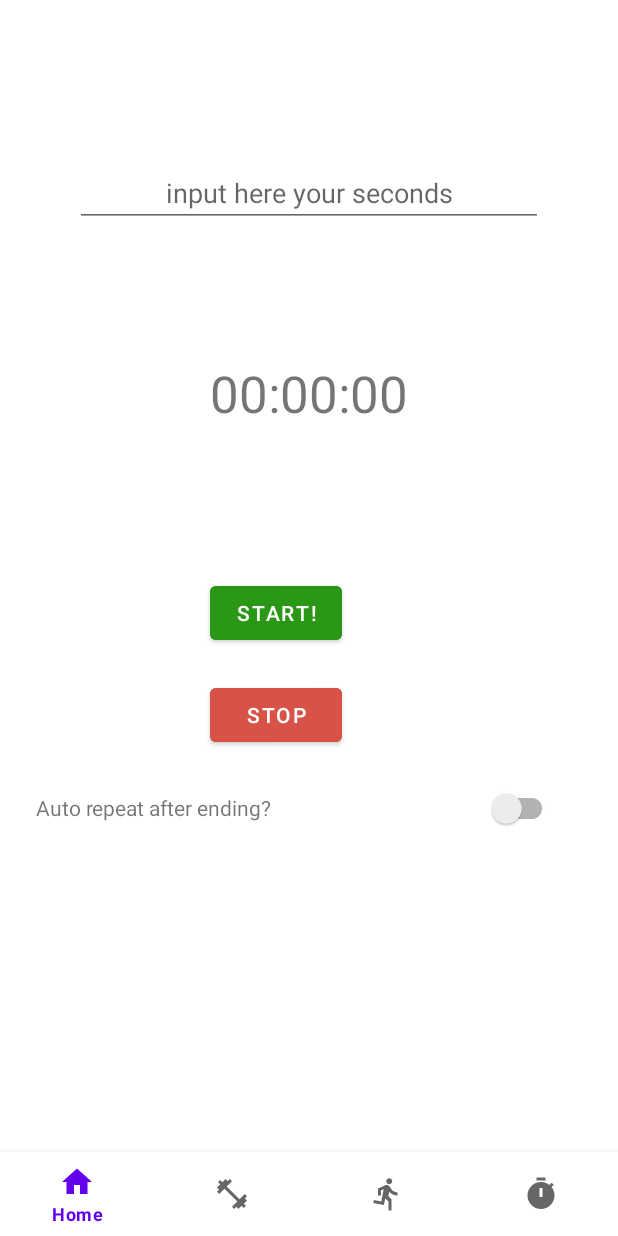
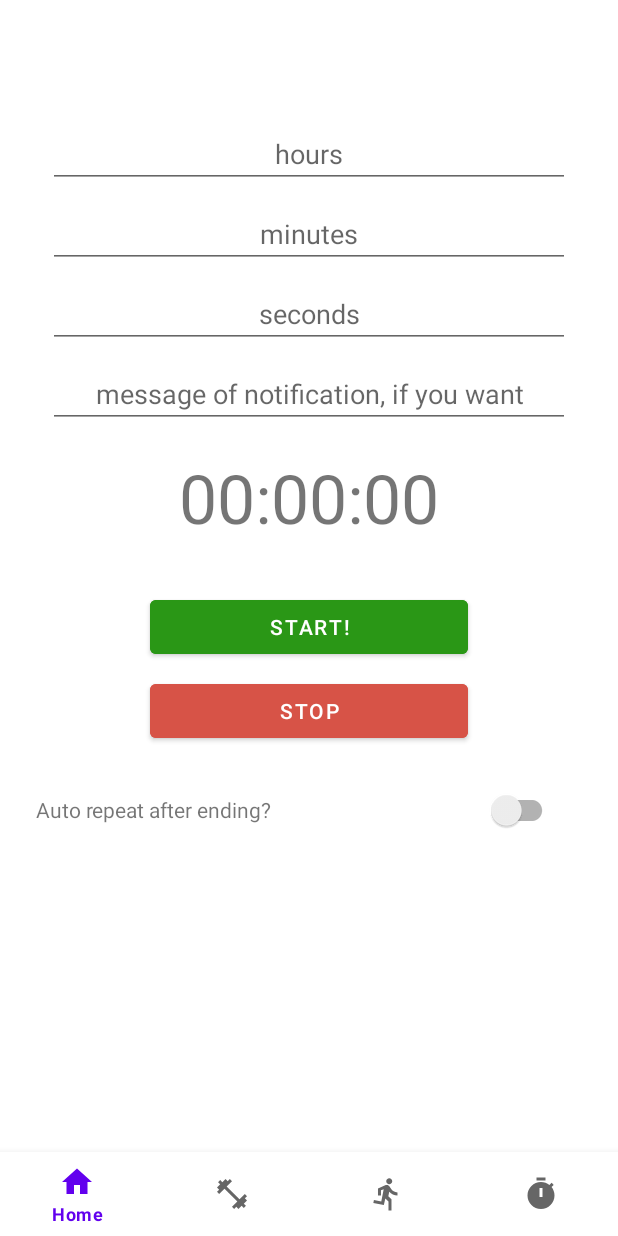
Before and after one commit to Sutemi67/Kotlin_TrainingDiary_app, an Android app: the TimerFragment screen opened through its navigation route, after a tap on "START!", on a phone screen of 412 x 824 dp. Run offline under Robolectric (Android 15) with nearby library versions, the phone set to English and light mode, and no system bars; our stand-ins replace navigation-ui.

Commit message:
timer patch

```diff
--- a/app/src/main/java/apc/appcradle/trainingdiary/ui/timer/TimerFragment.kt
+++ b/app/src/main/java/apc/appcradle/trainingdiary/ui/timer/TimerFragment.kt
@@ -12,6 +12,8 @@ import org.koin.androidx.viewmodel.ext.android.viewModel
 class TimerFragment : Fragment() {
     private lateinit var binding: FragmentTimerBinding
     private val vm by viewModel<TimerViewModel>()
+    private var inputConvert = 0L
+    private var message = ""
 
     override fun onCreateView(
         inflater: LayoutInflater, container: ViewGroup?,
@@ -31,22 +33,40 @@ class TimerFragment : Fragment() {
 
     @SuppressLint("DefaultLocale")
     private fun updateTimerText(time: Long) {
-        val hours = (time / 1000) / 360
-        val minutes = (time / 1000) / 60
-        val seconds = (time / 1000) % 60
+        val hours = time / 3600
+        val minutes = (time % 3600) / 60
+        val seconds = time % 60
         val timeFormatted = String.format("%02d:%02d:%02d", hours, minutes, seconds)
         binding.counter.text = timeFormatted
     }
 
     private fun setOnClickListeners() {
         binding.startButton.setOnClickListener {
-            if (!binding.input.text.isNullOrEmpty()) {
-                vm.startTimer(binding.input.text.toString().toLong())
+            message = if (binding.inputMessage.text.isNullOrEmpty()) {
+                "Timer is ended"
+            } else {
+                binding.inputMessage.text.toString()
+            }
+            inputConvert = 0L
+            if (!binding.inputHours.text.isNullOrEmpty()) {
+                inputConvert += binding.inputHours.text.toString().toLong() * 3600
+            }
+            if (!binding.inputMinutes.text.isNullOrEmpty()) {
+                inputConvert += binding.inputMinutes.text.toString().toLong() * 60
+            }
+            if (!binding.inputSeconds.text.isNullOrEmpty()) {
+                inputConvert += binding.inputSeconds.text.toString().toLong()
+            }
+            if (binding.switcherUnlimitedCounter.isChecked) {
+                vm.startTimer(inputConvert, true, message)
+            } else {
+                vm.startTimer(inputConvert, false, message)
             }
         }
         binding.stopButton.setOnClickListener {
             vm.stopTimer()
         }
+
     }
 
     companion object {
--- a/app/src/main/java/apc/appcradle/trainingdiary/ui/timer/TimerViewModel.kt
+++ b/app/src/main/java/apc/appcradle/trainingdiary/ui/timer/TimerViewModel.kt
@@ -14,24 +14,27 @@ class TimerViewModel(
 ) : ViewModel() {
 
     private var timerJob: Job? = null
-    private var timeLeftInMillis: Long = 0
+    private var timeLeftInSeconds: Long = 0L
 
     private val _timeLeft = MutableLiveData(0L)
     val timeLeft: LiveData<Long> = _timeLeft
 
     private fun sendNotification(text: String) = notification.sendNotification(text)
 
-    fun startTimer(timeLeft: Long) {
+    fun startTimer(timeLeft: Long, switcher: Boolean, message: String) {
         if (timerJob == null || timerJob?.isCancelled == true) {
-            timeLeftInMillis = timeLeft * 1000
+            timeLeftInSeconds = timeLeft
             timerJob = viewModelScope.launch {
-                while (timeLeftInMillis != 0L) {
+                while (timeLeftInSeconds != 0L) {
                     delay(1000L)
-                    timeLeftInMillis -= 1000L
-                    _timeLeft.postValue(timeLeftInMillis)
+                    timeLeftInSeconds--
+                    _timeLeft.postValue(timeLeftInSeconds)
                 }
                 stopTimer()
-                sendNotification("Timer ended")
+                sendNotification(message)
+                if (switcher) {
+                    startTimer(timeLeft, true, message)
+                }
             }
         }
     }
--- a/app/src/main/res/layout/fragment_running.xml
+++ b/app/src/main/res/layout/fragment_running.xml
@@ -17,7 +17,6 @@
         android:textAlignment="center"
         android:textSize="20sp"
         app:layout_constraintEnd_toEndOf="parent"
-        app:layout_constraintHorizontal_bias="0.0"
         app:layout_constraintStart_toStartOf="parent"
         app:layout_constraintTop_toTopOf="parent" />
 
@@ -38,7 +37,7 @@
         android:layout_height="wrap_content"
         android:layout_marginTop="88dp"
         android:backgroundTint="@color/start_green"
-        android:text="begin"
+        android:text="go to run"
         app:layout_constraintEnd_toEndOf="parent"
         app:layout_constraintStart_toStartOf="parent"
         app:layout_constraintTop_toBottomOf="@+id/timer_text" />
@@ -47,7 +46,7 @@
         android:id="@+id/pause"
         android:layout_width="wrap_content"
         android:layout_height="wrap_content"
-        android:layout_marginTop="44dp"
+        android:layout_marginTop="45dp"
         android:backgroundTint="@color/pause_yellow"
         android:text="pause"
         app:layout_constraintEnd_toEndOf="@+id/start"
@@ -58,7 +57,7 @@
         android:id="@+id/end_and_reset"
         android:layout_width="wrap_content"
         android:layout_height="wrap_content"
-        android:layout_marginTop="56dp"
+        android:layout_marginTop="45dp"
         android:backgroundTint="@color/stop_red"
         android:text="end running"
         app:layout_constraintEnd_toEndOf="@+id/pause"
--- a/app/src/main/res/layout/fragment_timer.xml
+++ b/app/src/main/res/layout/fragment_timer.xml
@@ -7,66 +7,123 @@
     tools:context=".ui.timer.TimerFragment">
 
     <EditText
-        android:id="@+id/input"
+        android:id="@+id/inputHours"
         android:layout_width="match_parent"
         android:layout_height="wrap_content"
-        android:layout_margin="50dp"
+        android:layout_marginStart="32dp"
+        android:layout_marginTop="24dp"
+        android:layout_marginEnd="32dp"
         android:autofillHints="input"
+        android:gravity="center"
+        android:hint="hours"
         android:inputType="number"
-        android:hint="input here your seconds"
-        android:gravity="center"
+        app:layout_constraintEnd_toEndOf="parent"
         app:layout_constraintStart_toStartOf="parent"
         app:layout_constraintTop_toTopOf="parent"
+        tools:ignore="LabelFor" />
+
+    <EditText
+        android:id="@+id/inputMinutes"
+        android:layout_width="match_parent"
+        android:layout_height="wrap_content"
+        android:layout_marginStart="32dp"
+        android:layout_marginTop="8dp"
+        android:layout_marginEnd="32dp"
+        android:autofillHints="input"
+        android:gravity="center"
+        android:hint="minutes"
+        android:inputType="number"
+        app:layout_constraintEnd_toEndOf="@+id/inputHours"
+        app:layout_constraintHorizontal_bias="0.0"
+        app:layout_constraintStart_toStartOf="@+id/inputHours"
+        app:layout_constraintTop_toBottomOf="@+id/inputHours"
+        tools:ignore="LabelFor" />
+
+    <EditText
+        android:id="@+id/inputSeconds"
+        android:layout_width="match_parent"
+        android:layout_height="wrap_content"
+        android:layout_marginStart="32dp"
+        android:layout_marginTop="8dp"
+        android:layout_marginEnd="32dp"
+        android:autofillHints="input"
+        android:gravity="center"
+        android:hint="seconds"
+        android:inputType="number"
+        app:layout_constraintEnd_toEndOf="@+id/inputHours"
+        app:layout_constraintHorizontal_bias="0.75"
+        app:layout_constraintStart_toStartOf="@+id/inputHours"
+        app:layout_constraintTop_toBottomOf="@+id/inputMinutes"
+        tools:ignore="LabelFor" />
+
+    <EditText
+        android:id="@+id/inputMessage"
+        android:layout_width="match_parent"
+        android:layout_height="wrap_content"
+        android:layout_marginStart="32dp"
+        android:layout_marginTop="8dp"
+        android:layout_marginEnd="32dp"
+        android:autofillHints="input"
+        android:gravity="center"
+        android:hint="message of notification, if you want"
+        android:inputType="text"
+        app:layout_constraintEnd_toEndOf="@+id/inputHours"
+        app:layout_constraintStart_toStartOf="@+id/inputHours"
+        app:layout_constraintTop_toBottomOf="@+id/inputSeconds"
         tools:ignore="LabelFor" />
 
     <TextView
         android:id="@+id/counter"
         android:layout_width="wrap_content"
         android:layout_height="wrap_content"
-        android:layout_marginTop="88dp"
+        android:layout_marginTop="16dp"
         android:text="@string/title_timer"
-        android:textSize="34sp"
+        android:textSize="45sp"
         app:layout_constraintEnd_toEndOf="parent"
+        app:layout_constraintHorizontal_bias="0.501"
         app:layout_constraintStart_toStartOf="parent"
-        app:layout_constraintTop_toBottomOf="@+id/input" />
+        app:layout_constraintTop_toBottomOf="@+id/inputMessage" />
 
     <Button
         android:id="@+id/start_button"
-        android:layout_width="wrap_content"
+        android:layout_width="match_parent"
         android:layout_height="wrap_content"
-        android:layout_marginTop="100dp"
+        android:layout_marginStart="100dp"
+        android:layout_marginTop="32dp"
+        android:layout_marginEnd="100dp"
         android:backgroundTint="#2A9716"
         android:text="@string/button_start"
         android:textAllCaps="true"
-        app:layout_constraintEnd_toEndOf="@+id/counter"
-        app:layout_constraintHorizontal_bias="0.0"
-        app:layout_constraintStart_toStartOf="@+id/counter"
+        app:layout_constraintEnd_toEndOf="@+id/inputHours"
+        app:layout_constraintStart_toStartOf="@+id/inputHours"
         app:layout_constraintTop_toBottomOf="@+id/counter" />
 
     <Button
         android:id="@+id/stop_button"
-        android:layout_width="wrap_content"
+        android:layout_width="match_parent"
         android:layout_height="wrap_content"
-        android:layout_marginTop="168dp"
+        android:layout_marginStart="100dp"
+        android:layout_marginTop="8dp"
+        android:layout_marginEnd="100dp"
         android:backgroundTint="#D75347"
         android:text="stop"
         android:textAllCaps="true"
-        app:layout_constraintEnd_toEndOf="@+id/counter"
-        app:layout_constraintHorizontal_bias="0.0"
-        app:layout_constraintStart_toStartOf="@+id/counter"
-        app:layout_constraintTop_toBottomOf="@+id/counter" />
+        app:layout_constraintEnd_toEndOf="@+id/start_button"
+        app:layout_constraintStart_toStartOf="@+id/start_button"
+        app:layout_constraintTop_toBottomOf="@+id/start_button" />
 
     <TextView
         android:id="@+id/textView2"
         android:layout_width="wrap_content"
         android:layout_height="wrap_content"
         android:layout_marginStart="24dp"
-        android:layout_marginTop="96dp"
+        android:layout_marginTop="32dp"
         android:text="Auto repeat after ending?"
         app:layout_constraintStart_toStartOf="parent"
-        app:layout_constraintTop_toBottomOf="@+id/start_button" />
+        app:layout_constraintTop_toBottomOf="@+id/stop_button" />
 
     <androidx.appcompat.widget.SwitchCompat
+        android:id="@+id/switcherUnlimitedCounter"
         android:layout_width="wrap_content"
         android:layout_height="wrap_content"
         android:layout_marginEnd="40dp"
--- a/app/src/main/res/values/themes.xml
+++ b/app/src/main/res/values/themes.xml
@@ -6,7 +6,7 @@
         <item name="colorPrimaryVariant">@color/purple_700</item>
         <item name="colorOnPrimary">@color/white</item>
         <!-- Secondary brand color. -->
-        <item name="colorSecondary">@color/teal_200</item>
+        <item name="colorSecondary">@color/teal_700</item>
         <item name="colorSecondaryVariant">@color/teal_700</item>
         <item name="colorOnSecondary">@color/black</item>
         <!-- Status bar color. -->
```
